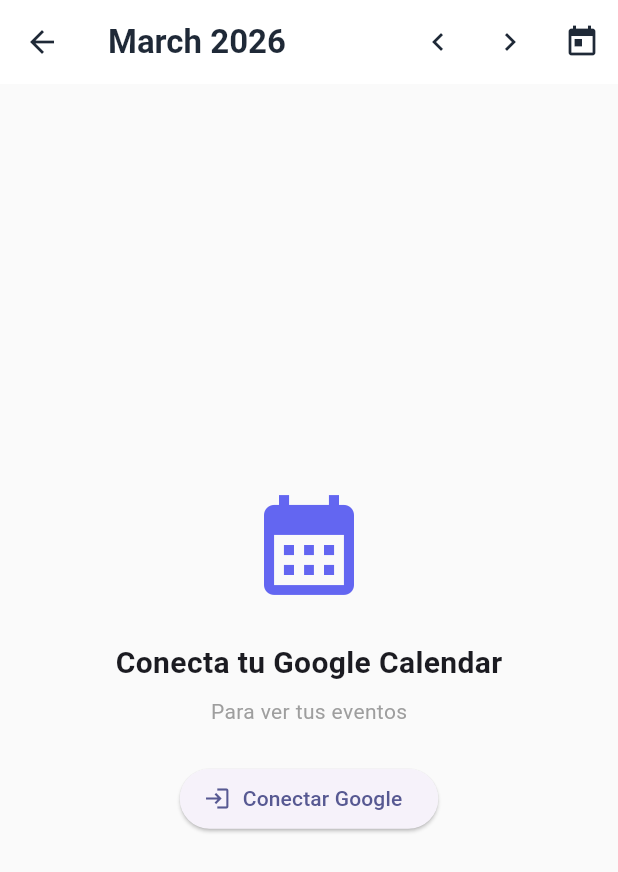
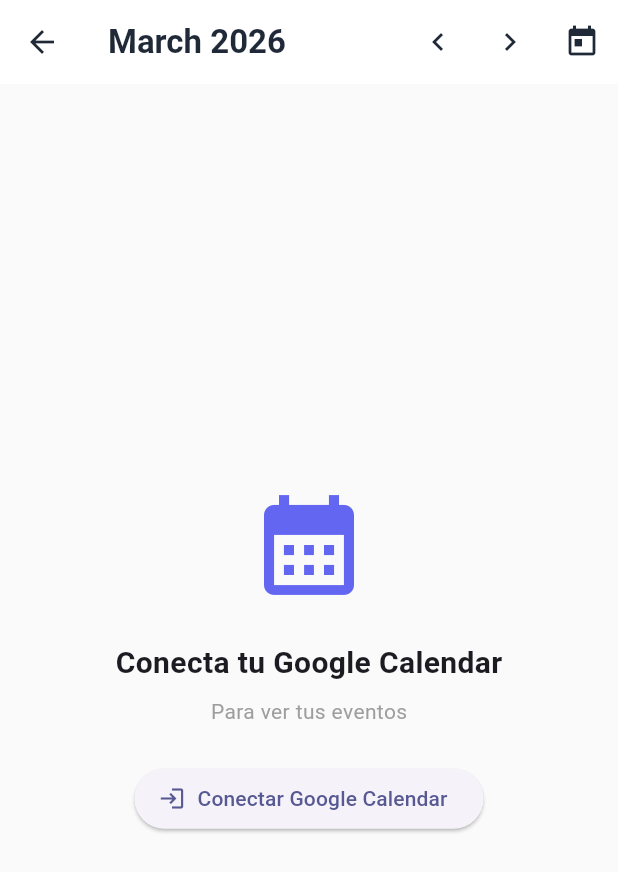
Before and after one commit to francost15/zenflow, a Flutter app: the CalendarScreen screen opened directly, on a phone screen of 412 x 824 dp. Shown: the top 872 px of the screen. Run offline on Flutter 3.47's test engine with Material 3 defaults, Android fonts, the phone set to English and light mode, and no system bars; our stand-ins replace cloud_firestore, equatable, firebase_auth, firebase_core, flutter_bloc, google_sign_in and 1 more; missing offline and left inert: googleapis; accounts and stored records are empty.

Commit message:
fix: handle google_sign_in 7.x web API changes
- auth_datasource: use Firebase Auth Google provider (signInWithPopup)
- google_calendar_datasource: use kIsWeb check, on web signIn() returns
  null and requires GoogleSignInButton widget; on mobile uses authenticate()
- calendar_screen: use GoogleSignInButtonWidget that shows placeholder on web
  (Calendar API requires complex OAuth setup not supported by google_sign_in 7.x)
- google_sign_in_button_widget: created with platform-aware behavior

```diff
--- a/lib/presentation/screens/calendar/calendar_screen.dart
+++ b/lib/presentation/screens/calendar/calendar_screen.dart
@@ -7,6 +7,7 @@
 import '../../blocs/calendar/calendar_state.dart';
 import 'widgets/calendar_grid.dart';
 import 'widgets/event_card.dart';
+import 'widgets/google_sign_in_button_widget.dart';
 
 class CalendarScreen extends StatefulWidget {
   const CalendarScreen({super.key});
@@ -101,15 +102,7 @@
                     style: TextStyle(color: Colors.grey),
                   ),
                   const SizedBox(height: 24),
-                  ElevatedButton.icon(
-                    onPressed: () {
-                      context.read<CalendarBloc>().add(
-                        CalendarGoogleSignInRequested(),
-                      );
-                    },
-                    icon: const Icon(Icons.login),
-                    label: const Text('Conectar Google'),
-                  ),
+                  const GoogleSignInButtonWidget(),
                 ],
               ),
             );
--- /dev/null
+++ b/lib/presentation/screens/calendar/widgets/google_sign_in_button_widget.dart
@@ -0,0 +1,56 @@
+import 'package:flutter/foundation.dart';
+import 'package:flutter/material.dart';
+import 'package:flutter_bloc/flutter_bloc.dart';
+import '../../../blocs/calendar/calendar_bloc.dart';
+import '../../../blocs/calendar/calendar_event.dart';
+
+/// Google Sign-In button widget for Google Calendar.
+///
+/// On web: Firebase Auth is used for login, but accessing Google Calendar API
+/// requires a separate OAuth flow that's complex to implement with the current
+/// google_sign_in 7.x API on web. Shows a placeholder message.
+///
+/// On mobile: Uses google_sign_in native flow.
+class GoogleSignInButtonWidget extends StatelessWidget {
+  const GoogleSignInButtonWidget({super.key});
+
+  @override
+  Widget build(BuildContext context) {
+    if (kIsWeb) {
+      // On web, Calendar API integration requires complex OAuth setup
+      // that is not well-supported by google_sign_in 7.x
+      return Column(
+        mainAxisSize: MainAxisSize.min,
+        children: [
+          const Icon(Icons.schedule, size: 48, color: Color(0xFF6366F1)),
+          const SizedBox(height: 16),
+          const Text(
+            'Google Calendar en web',
+            style: TextStyle(fontSize: 16, fontWeight: FontWeight.bold),
+          ),
+          const SizedBox(height: 8),
+          const Text(
+            'requiere configuración OAuth adicional.',
+            style: TextStyle(color: Colors.grey),
+            textAlign: TextAlign.center,
+          ),
+          const SizedBox(height: 8),
+          const Text(
+            'Usa la app móvil para ver tu calendario.',
+            style: TextStyle(color: Colors.grey, fontSize: 12),
+            textAlign: TextAlign.center,
+          ),
+        ],
+      );
+    }
+
+    // On mobile, use google_sign_in native flow
+    return ElevatedButton.icon(
+      onPressed: () {
+        context.read<CalendarBloc>().add(CalendarGoogleSignInRequested());
+      },
+      icon: const Icon(Icons.login),
+      label: const Text('Conectar Google Calendar'),
+    );
+  }
+}
```
Also changed, not shown: lib/data/datasources/google/google_calendar_datasource.dart (+51 -14 lines), pubspec.yaml (+6 -6 lines), pubspec.lock.
